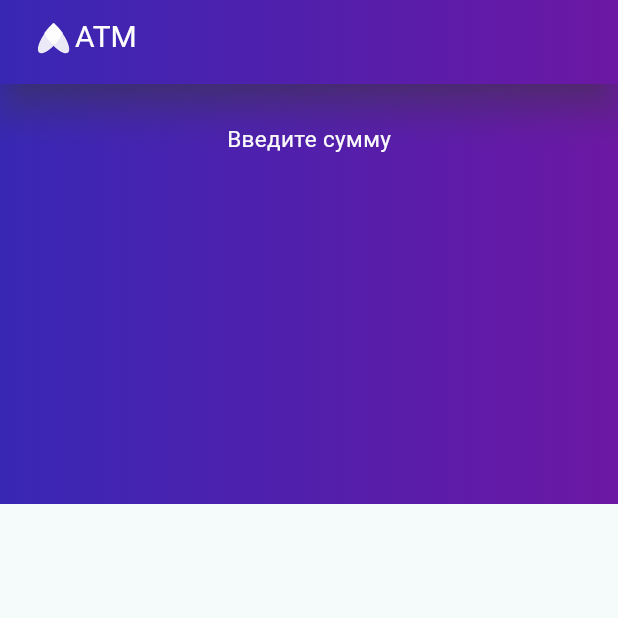
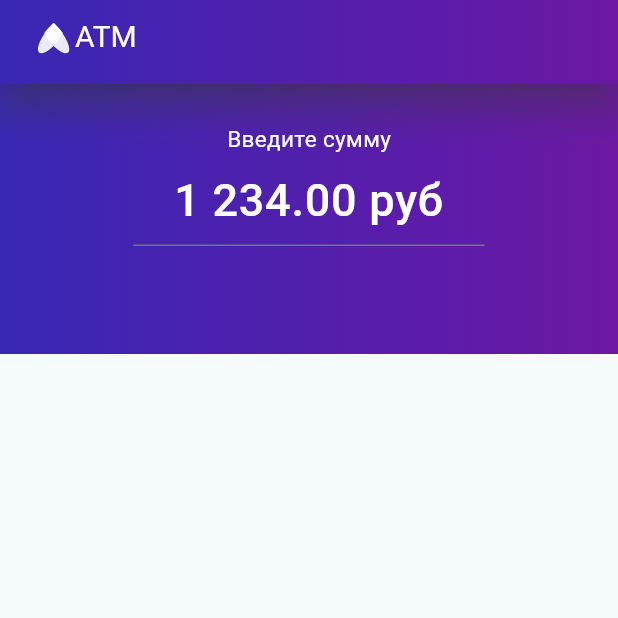
Before and after one commit to GarifullinII/atm, a Flutter app: the screen it shows after launch, on a phone screen of 412 x 824 dp, the top half of it. Run offline on Flutter 3.47's test engine with Material 3 defaults, Android fonts, the phone set to English and light mode, and no system bars; our stand-ins replace flutter_svg; Roboto replaces fonts that are missing (SF Pro Text, Trebuchet MS).

Commit message:
ATM add TextFormField

```diff
--- a/lib/views/pages/amount_entry.dart
+++ b/lib/views/pages/amount_entry.dart
@@ -4,9 +4,18 @@ import '../../utils/constants.dart';
 import '../widgets/topbar.dart';
 
 /// Amount entry page
-class AmountEntryPage extends StatelessWidget {
+class AmountEntryPage extends StatefulWidget {
   /// Amount entry page constructor
   const AmountEntryPage({super.key});
+
+  @override
+  State<AmountEntryPage> createState() => _AmountEntryPageState();
+}
+
+class _AmountEntryPageState extends State<AmountEntryPage> {
+
+  /// Input controller
+  final TextEditingController amountEntryController = TextEditingController();
 
   @override
   Widget build(BuildContext context) {
@@ -21,11 +30,13 @@ class AmountEntryPage extends StatelessWidget {
               alignment: Alignment.topCenter,
               children: <Widget>[
                 Container(
-                  height: 280,
+                  height: 180,
                   decoration: BoxDecoration(
                     gradient: ColorConstants.backgroundColor,
                   ),
                 ),
+                Column(
+                  children: <Widget>[
                     Padding(
                       padding: const EdgeInsets.only(top: 26),
                       child: Text(
@@ -38,6 +49,34 @@ class AmountEntryPage extends StatelessWidget {
                         ),
                       ),
                     ),
+                    Padding(
+                      padding: const EdgeInsets.only(
+                        left: 89,
+                        // top: 8,
+                        right: 89,
+                      ),
+                      child: TextFormField(
+                        controller: amountEntryController,
+                        decoration: InputDecoration(
+                          hintText: '1 234.00 руб',
+                          hintStyle: TextStyle(
+                            fontFamily: 'SF Pro Text',
+                            fontSize: 30,
+                            color: ColorConstants.labelColor,
+                            fontWeight: FontWeight.w500,
+                          ),
+                        ),
+                        textAlign: TextAlign.center,
+                        style: TextStyle(
+                          fontFamily: 'SF Pro Text',
+                          fontSize: 30,
+                          color: ColorConstants.labelColor,
+                          fontWeight: FontWeight.w500,
+                        ),
+                      ),
+                    ),
+                  ],
+                ),
               ],
             ),
           ],
```
Lines whose indentation alone changed are shown as unchanged.
